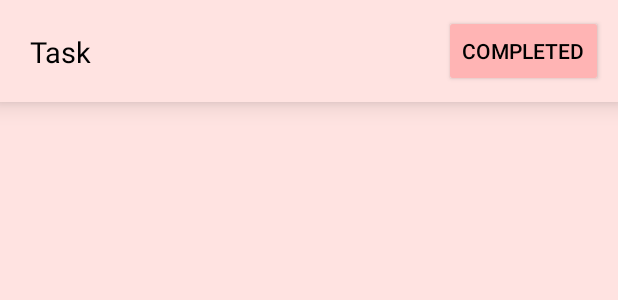
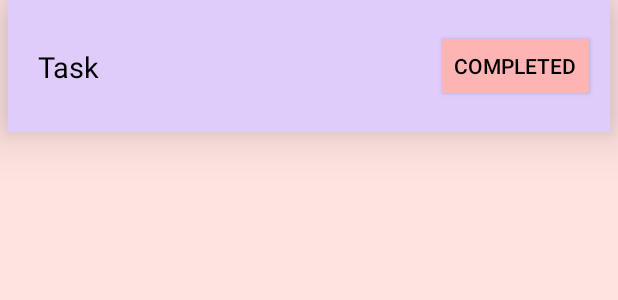
Before and after one commit to shruti10951/PRODIGY_AD_02, an Android app: the layout task_rv.xml on its own in the app's theme, with its tools: preview values and no code run, on a phone screen of 412 x 824 dp. Shown: the top 300 px of the screen. Run offline under Robolectric (Android 15) with nearby library versions, the phone set to English and light mode, and no system bars.

Commit message:
Final Commit

```diff
--- a/app/src/main/res/layout/task_rv.xml
+++ b/app/src/main/res/layout/task_rv.xml
@@ -1,8 +1,13 @@
 <?xml version="1.0" encoding="utf-8"?>
 <androidx.constraintlayout.widget.ConstraintLayout xmlns:android="http://schemas.android.com/apk/res/android"
     xmlns:app="http://schemas.android.com/apk/res-auto"
-    android:elevation="10dp"
-    android:layout_marginBottom="0.5dp"
+    android:elevation="20dp"
+    android:paddingBottom="10dp"
+    android:paddingTop="10dp"
+    android:layout_marginEnd="5dp"
+    android:layout_marginStart="5dp"
+    android:background="?attr/cardBackgroundColor"
+    android:layout_marginBottom="5dp"
     android:layout_width="match_parent"
     android:layout_height="wrap_content">
 
@@ -13,6 +18,7 @@
         android:text="Task"
         android:textSize="19sp"
         android:maxWidth="250dp"
+        android:background="?attr/cardBackgroundColor"
         android:layout_marginTop="10dp"
         android:layout_marginStart="20dp"
         android:layout_marginBottom="10dp"
--- a/app/src/main/res/values-night/themes.xml
+++ b/app/src/main/res/values-night/themes.xml
@@ -4,7 +4,8 @@
         <!-- Customize your dark theme here. -->
         <item name="android:background">@color/black</item>
         <item name="colorButtonNormal">@color/pink</item>
-        <item name="colorBackgroundFloating">#292929</item>
+        <item name="colorBackgroundFloating">@color/grey</item>
         <item name="android:textColor">@color/white</item>
+        <item name="cardBackgroundColor">@color/grey</item>
     </style>
 </resources>
--- a/app/src/main/res/values/colors.xml
+++ b/app/src/main/res/values/colors.xml
@@ -4,4 +4,6 @@
     <color name="white">#FFFFFFFF</color>
     <color name="pink">#FFE3E1</color>
     <color name="pink2">#FFB4B4</color>
+    <color name="grey">#292929</color>
+    <color name="purple">#DFCCFB</color>
 </resources>
--- a/app/src/main/res/values/themes.xml
+++ b/app/src/main/res/values/themes.xml
@@ -6,6 +6,7 @@
         <item name="colorButtonNormal">@color/pink2</item>
         <item name="colorBackgroundFloating">@color/pink</item>
         <item name="android:textColor">@color/black</item>
+        <item name="cardBackgroundColor">@color/purple</item>
     </style>
 
     <style name="Theme.ToDo" parent="Base.Theme.ToDo" />
```
Also changed, not shown: app/src/main/res/layout/activity_dashboard.xml (+37 -24 lines).
